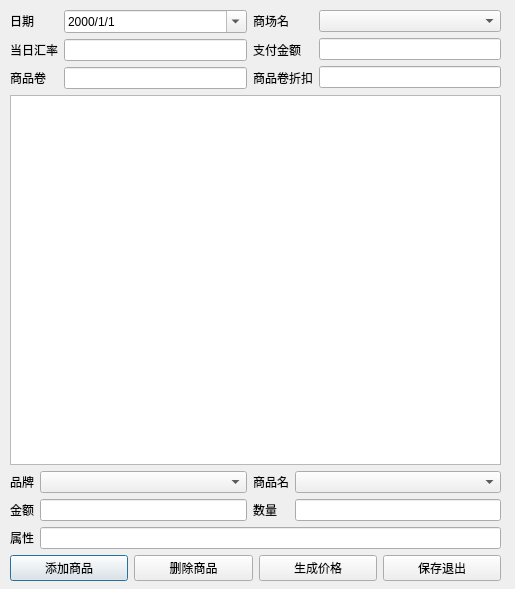
Above: goodsimportdialog.ui from cryring/myorder before the change. Below: the same form after it.
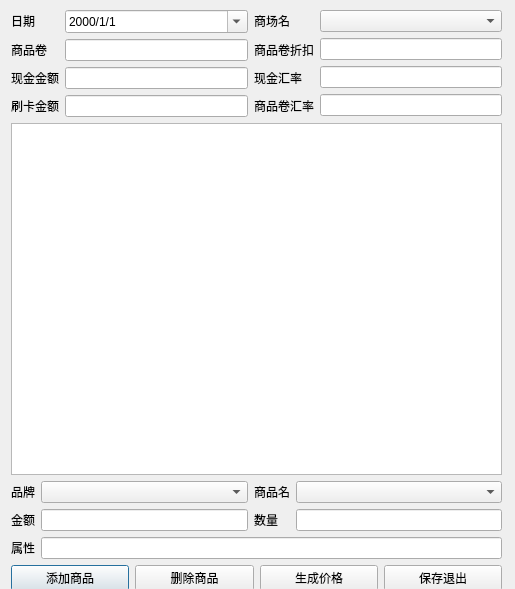
That is the form after the change.

```diff
--- a/goodsimportdialog.ui
+++ b/goodsimportdialog.ui
@@ -13,13 +13,13 @@
   <property name="windowTitle">
    <string/>
   </property>
-  <widget class="QWidget" name="layoutWidget">
+  <widget class="QWidget" name="">
    <property name="geometry">
     <rect>
-     <x>10</x>
+     <x>11</x>
      <y>10</y>
      <width>491</width>
-     <height>571</height>
+     <height>581</height>
     </rect>
    </property>
    <layout class="QVBoxLayout" name="verticalLayout_10">
@@ -34,13 +34,6 @@
           </property>
          </widget>
         </item>
-        <item>
-         <widget class="QLabel" name="label_5">
-          <property name="text">
-           <string>当日汇率</string>
-          </property>
-         </widget>
-        </item>
         <item>
          <widget class="QLabel" name="label_6">
           <property name="text">
@@ -48,6 +41,20 @@
           </property>
          </widget>
         </item>
+        <item>
+         <widget class="QLabel" name="label_15">
+          <property name="text">
+           <string>现金金额</string>
+          </property>
+         </widget>
+        </item>
+        <item>
+         <widget class="QLabel" name="label_4">
+          <property name="text">
+           <string>刷卡金额</string>
+          </property>
+         </widget>
+        </item>
        </layout>
       </item>
       <item>
@@ -84,12 +91,15 @@
           </property>
          </widget>
         </item>
-        <item>
-         <widget class="QLineEdit" name="exchangeRateEdit"/>
-        </item>
         <item>
          <widget class="QLineEdit" name="couponEdit"/>
         </item>
+        <item>
+         <widget class="QLineEdit" name="payPriceEdit"/>
+        </item>
+        <item>
+         <widget class="QLineEdit" name="creditCardEdit"/>
+        </item>
        </layout>
       </item>
       <item>
@@ -101,13 +111,6 @@
           </property>
          </widget>
         </item>
-        <item>
-         <widget class="QLabel" name="label_15">
-          <property name="text">
-           <string>支付金额</string>
-          </property>
-         </widget>
-        </item>
         <item>
          <widget class="QLabel" name="label_7">
           <property name="text">
@@ -115,6 +118,23 @@
           </property>
          </widget>
         </item>
+        <item>
+         <widget class="QLabel" name="label_5">
+          <property name="text">
+           <string>现金汇率</string>
+          </property>
+         </widget>
+        </item>
+        <item>
+         <widget class="QLabel" name="label_9">
+          <property name="enabled">
+           <bool>true</bool>
+          </property>
+          <property name="text">
+           <string>商品卷汇率</string>
+          </property>
+         </widget>
+        </item>
        </layout>
       </item>
       <item>
@@ -126,12 +146,19 @@
           </property>
          </widget>
         </item>
-        <item>
-         <widget class="QLineEdit" name="payPriceEdit"/>
-        </item>
         <item>
          <widget class="QLineEdit" name="couponDiscountEdit"/>
         </item>
+        <item>
+         <widget class="QLineEdit" name="exchangeRateEdit"/>
+        </item>
+        <item>
+         <widget class="QLineEdit" name="cExchangeRateEdit">
+          <property name="enabled">
+           <bool>true</bool>
+          </property>
+         </widget>
+        </item>
        </layout>
       </item>
      </layout>
```
